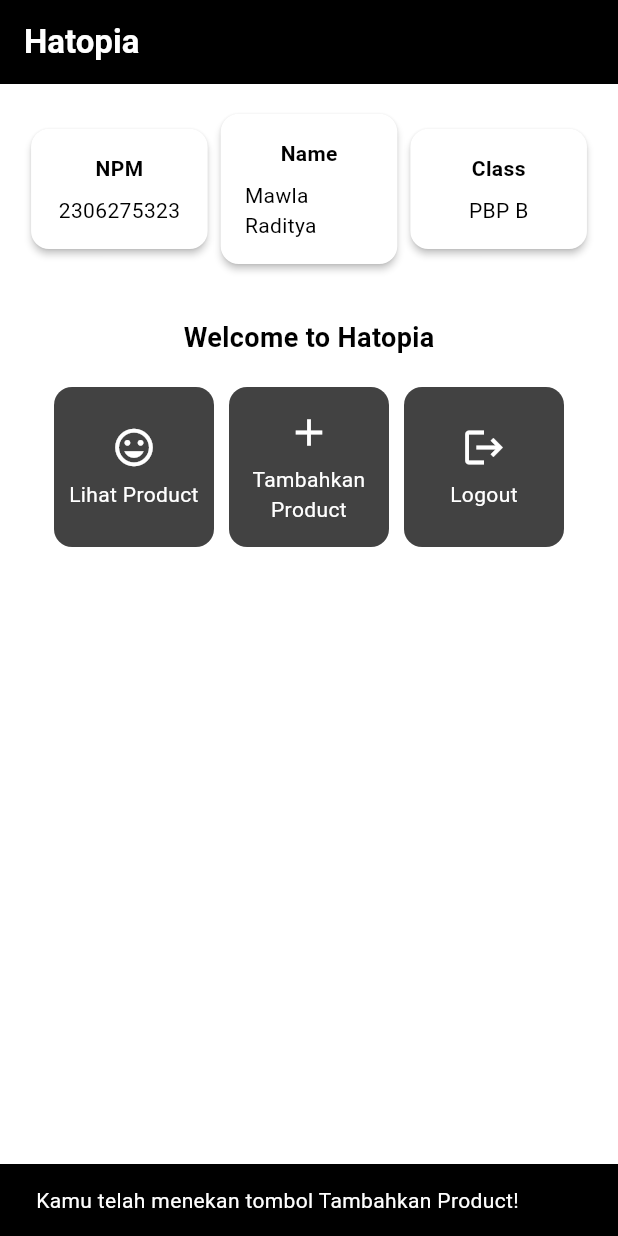
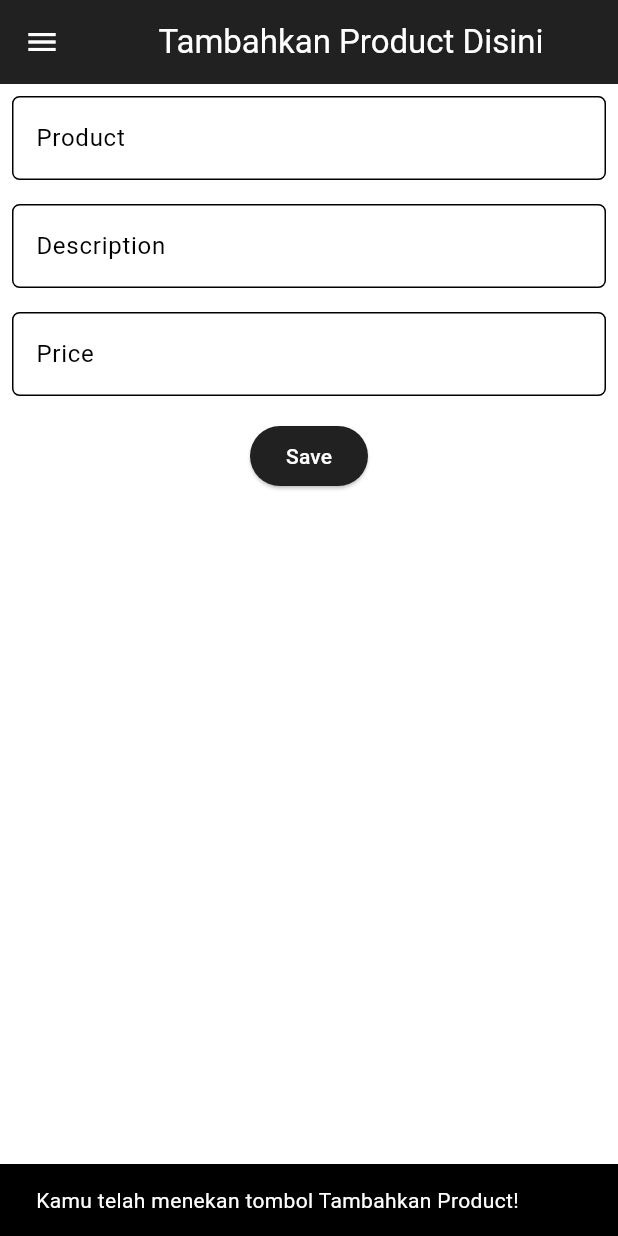
Before and after one commit to mawlaraditya/hatopia-mobile, a Flutter app: the screen it shows after launch, after a tap on "Tambahkan Product", on a phone screen of 412 x 824 dp. Run offline on Flutter 3.47's test engine with Material 3 defaults, Android fonts, the light colour scheme and no system bars.

Commit message:
tugas 8 done

```diff
--- a/hatopia_mobile/lib/main.dart
+++ b/hatopia_mobile/lib/main.dart
@@ -1,5 +1,5 @@
 import 'package:flutter/material.dart';
-import 'package:hatopia_mobile/menu.dart';
+import 'package:hatopia_mobile/screens/menu.dart';
 
 void main() {
   runApp(const MyApp());
@@ -8,33 +8,30 @@
 class MyApp extends StatelessWidget {
   const MyApp({super.key});
 
-  // Definisikan MaterialColor custom untuk warna hitam
-  static const MaterialColor blackSwatch = MaterialColor(
-    0xFF000000,
-    <int, Color>{
-      50: Color(0xFF000000),
-      100: Color(0xFF000000),
-      200: Color(0xFF000000),
-      300: Color(0xFF000000),
-      400: Color(0xFF000000),
-      500: Color(0xFF000000),
-      600: Color(0xFF000000),
-      700: Color(0xFF000000),
-      800: Color(0xFF000000),
-      900: Color(0xFF000000),
-    },
-  );
-
+  // This widget is the root of your application.
   @override
   Widget build(BuildContext context) {
     return MaterialApp(
-      title: 'Flutter Page',
+      title: 'Flutter Demo',
       theme: ThemeData(
+        // This is the theme of your application.
+        //
+        // TRY THIS: Try running your application with "flutter run". You'll see
+        // the application has a purple toolbar. Then, without quitting the app,
+        // try changing the seedColor in the colorScheme below to Colors.green
+        // and then invoke "hot reload" (save your changes or press the "hot
+        // reload" button in a Flutter-supported IDE, or press "r" if you used
+        // the command line to start the app).
+        //
+        // Notice that the counter didn't reset back to zero; the application
+        // state is not lost during the reload. To reset the state, use hot
+        // restart instead.
+        //
+        // This works for code too, not just values: Most code changes can be
+        // tested with just a hot reload.
         colorScheme: ColorScheme.fromSwatch(
-          primarySwatch: blackSwatch,
-        ).copyWith(
-          secondary: Colors.grey.shade800,
-        ),
+          primarySwatch: Colors.grey,
+        ).copyWith(primary: Colors.grey[900], secondary: Colors.grey[400]),
         useMaterial3: true,
       ),
       home: MyHomePage(),
--- a/hatopia_mobile/lib/menu.dart
+++ b/hatopia_mobile/lib/screens/menu.dart
@@ -1,17 +1,12 @@
 import 'package:flutter/material.dart';
+import 'package:hatopia_mobile/screens/moodentry_form.dart';
+import 'package:hatopia_mobile/widgets/left_drawer.dart';
+import 'package:hatopia_mobile/widgets/mood_card.dart';
 
-class MyHomePage extends StatelessWidget  {
-  MyHomePage({super.key});
-
-  final String npm = '2306275323';
-  final String name = 'Mawla Raditya';
-  final String className = 'PBP B';
-
-  final List<ItemHomepage> items = [
-    ItemHomepage("Lihat Product", Icons.mood),
-    ItemHomepage("Tambahkan Product", Icons.add),
-    ItemHomepage("Logout", Icons.logout),
-  ];
+class MyHomePage extends StatelessWidget {
+  final String npm = '2306275323'; // NPM
+  final String name = 'Mawla Raditya Pambudi'; // Nama
+  final String className = 'PBP B'; // Kelas
 
   @override
   Widget build(BuildContext context) {
@@ -19,6 +14,7 @@
     return Scaffold(
       // AppBar adalah bagian atas halaman yang menampilkan judul.
       appBar: AppBar(
+        // Judul aplikasi "Hatopia" dengan teks putih dan tebal.
         title: const Text(
           'Hatopia',
           style: TextStyle(
@@ -27,9 +23,11 @@
           ),
         ),
         // Warna latar belakang AppBar diambil dari skema warna tema aplikasi.
+        iconTheme: const IconThemeData(color: Colors.white),
         backgroundColor: Theme.of(context).colorScheme.primary,
       ),
       // Body halaman dengan padding di sekelilingnya.
+      drawer: const LeftDrawer(),
       body: Padding(
         padding: const EdgeInsets.all(16.0),
         // Menyusun widget secara vertikal dalam sebuah kolom.
@@ -90,12 +88,15 @@
       ),
     );
   }
+
+  MyHomePage({super.key});
 }
+
 class InfoCard extends StatelessWidget {
   // Kartu informasi yang menampilkan title dan content.
 
-  final String title;  // Judul kartu.
-  final String content;  // Isi kartu.
+  final String title; // Judul kartu.
+  final String content; // Isi kartu.
 
   const InfoCard({super.key, required this.title, required this.content});
 
@@ -106,7 +107,8 @@
       elevation: 2.0,
       child: Container(
         // Mengatur ukuran dan jarak di dalam kartu.
-        width: MediaQuery.of(context).size.width / 3.5, // menyesuaikan dengan lebar device yang digunakan.
+        width: MediaQuery.of(context).size.width /
+            3.5, // menyesuaikan dengan lebar device yang digunakan.
         padding: const EdgeInsets.all(16.0),
         // Menyusun title dan content secara vertikal.
         child: Column(
@@ -123,63 +125,3 @@
     );
   }
 }
-class ItemHomepage {
-  final String name;
-  final IconData icon;
-
-  ItemHomepage(this.name, this.icon);
-}
-
-class ItemCard extends StatelessWidget {
-  // Menampilkan kartu dengan ikon dan nama.
-
-  final ItemHomepage item;
-
-  const ItemCard(this.item, {super.key});
-
-  @override
-  Widget build(BuildContext context) {
-    return Material(
-      // Menentukan warna latar belakang dari tema aplikasi.
-      color: Theme.of(context).colorScheme.secondary,
-      // Membuat sudut kartu melengkung.
-      borderRadius: BorderRadius.circular(12),
-
-      child: InkWell(
-        // Aksi ketika kartu ditekan.
-        onTap: () {
-          // Menampilkan pesan SnackBar saat kartu ditekan.
-          ScaffoldMessenger.of(context)
-            ..hideCurrentSnackBar()
-            ..showSnackBar(
-                SnackBar(content: Text("Kamu telah menekan tombol ${item.name}!"))
-            );
-        },
-        // Container untuk menyimpan Icon dan Text
-        child: Container(
-          padding: const EdgeInsets.all(8),
-          child: Center(
-            child: Column(
-              // Menyusun ikon dan teks di tengah kartu.
-              mainAxisAlignment: MainAxisAlignment.center,
-              children: [
-                Icon(
-                  item.icon,
-                  color: Colors.white,
-                  size: 30.0,
-                ),
-                const Padding(padding: EdgeInsets.all(3)),
-                Text(
-                  item.name,
-                  textAlign: TextAlign.center,
-                  style: const TextStyle(color: Colors.white),
-                ),
-              ],
-            ),
-          ),
-        ),
-      ),
-    );
-  }
-
-}
--- /dev/null
+++ b/hatopia_mobile/lib/screens/moodentry_form.dart
@@ -0,0 +1,162 @@
+import 'package:flutter/material.dart';
+import 'package:hatopia_mobile/widgets/left_drawer.dart';
+
+class MoodEntryFormPage extends StatefulWidget {
+  const MoodEntryFormPage({super.key});
+
+  @override
+  State<MoodEntryFormPage> createState() => _MoodEntryFormPageState();
+}
+
+class _MoodEntryFormPageState extends State<MoodEntryFormPage> {
+  final _formKey = GlobalKey<FormState>();
+  String _mood = "";
+  String _feelings = "";
+  int _moodIntensity = 0;
+
+  @override
+  Widget build(BuildContext context) {
+    return Scaffold(
+        appBar: AppBar(
+          title: const Center(
+            child: Text(
+              'Tambahkan Product Disini',
+            ),
+          ),
+          backgroundColor: Theme.of(context).colorScheme.primary,
+          foregroundColor: const Color.fromARGB(255, 255, 255, 255),
+        ),
+        drawer: const LeftDrawer(),
+        body: Form(
+          key: _formKey,
+          child: SingleChildScrollView(
+            child: Column(
+              crossAxisAlignment: CrossAxisAlignment.start,
+              children: [
+                Padding(
+                  padding: const EdgeInsets.all(8.0),
+                  child: TextFormField(
+                    decoration: InputDecoration(
+                      hintText: "Nama Product Anda",
+                      labelText: "Product",
+                      border: OutlineInputBorder(
+                        borderRadius: BorderRadius.circular(5.0),
+                      ),
+                    ),
+                    onChanged: (String? value) {
+                      setState(() {
+                        _mood = value!;
+                      });
+                    },
+                    validator: (String? value) {
+                      if (value == null || value.isEmpty) {
+                        return "Product tidak boleh kosong!";
+                      }
+                      return null;
+                    },
+                  ),
+                ),
+                Padding(
+                  padding: const EdgeInsets.all(8.0),
+                  child: TextFormField(
+                    decoration: InputDecoration(
+                      hintText: "Description Product Anda",
+                      labelText: "Description",
+                      border: OutlineInputBorder(
+                        borderRadius: BorderRadius.circular(5.0),
+                      ),
+                    ),
+                    onChanged: (String? value) {
+                      setState(() {
+                        _feelings = value!;
+                      });
+                    },
+                    validator: (String? value) {
+                      if (value == null || value.isEmpty) {
+                        return "Description tidak boleh kosong!";
+                      }
+                      return null;
+                    },
+                  ),
+                ),
+                Padding(
+                  padding: const EdgeInsets.all(8.0),
+                  child: TextFormField(
+                    decoration: InputDecoration(
+                      hintText: "Harga Product Anda",
+                      labelText: "Price",
+                      border: OutlineInputBorder(
+                        borderRadius: BorderRadius.circular(5.0),
+                      ),
+                    ),
+                    onChanged: (String? value) {
+                      setState(() {
+                        _moodIntensity = int.tryParse(value!) ?? 0;
+                      });
+                    },
+                    validator: (String? value) {
+                      if (value == null || value.isEmpty) {
+                        return "Price tidak boleh kosong!";
+                      }
+                      if (int.tryParse(value) == null) {
+                        return "Price harus berupa angka!";
+                      }
+                      return null;
+                    },
+                  ),
+                ),
+                Align(
+                  alignment: Alignment.bottomCenter,
+                  child: Padding(
+                    padding: const EdgeInsets.all(8.0),
+                    child: ElevatedButton(
+                      style: ButtonStyle(
+                        backgroundColor: WidgetStateProperty.all(
+                            Theme.of(context).colorScheme.primary),
+                      ),
+                      onPressed: () {
+                        if (_formKey.currentState!.validate()) {
+                          showDialog(
+                            context: context,
+                            builder: (context) {
+                              return AlertDialog(
+                                title: const Text('Product berhasil tersimpan'),
+                                content: SingleChildScrollView(
+                                  child: Column(
+                                    crossAxisAlignment:
+                                        CrossAxisAlignment.start,
+                                    children: [
+                                      Text('Product: $_mood'),
+                                      Text('Description: $_feelings'),
+                                      Text('Price: $_moodIntensity')
+                                      // TODO: Munculkan value-value lainnya
+                                    ],
+                                  ),
+                                ),
+                                actions: [
+                                  TextButton(
+                                    child: const Text('OK'),
+                                    onPressed: () {
+                                      Navigator.pop(context);
+                                      _formKey.currentState!.reset();
+                                    },
+                                  ),
+                                ],
+                              );
+                            },
+                          );
+                        }
+                      },
+                      child: const Text(
+                        "Save",
+                        style: TextStyle(color: Colors.white),
+                      ),
+                    ),
+                  ),
+                ),
+              ],
+            ),
+          ),
+        ));
+  }
+}
--- /dev/null
+++ b/hatopia_mobile/lib/widgets/left_drawer.dart
@@ -0,0 +1,69 @@
+import 'package:flutter/material.dart';
+import 'package:hatopia_mobile/screens/menu.dart';
+import 'package:hatopia_mobile/screens/moodentry_form.dart';
+
+class LeftDrawer extends StatelessWidget {
+  const LeftDrawer({super.key});
+
+  @override
+  Widget build(BuildContext context) {
+    return Drawer(
+      child: ListView(
+        children: [
+          DrawerHeader(
+            decoration: BoxDecoration(
+              color: Theme.of(context).colorScheme.primary,
+            ),
+            child: const Column(
+              children: [
+                Text(
+                  'Hatopia',
+                  textAlign: TextAlign.center,
+                  style: TextStyle(
+                    fontSize: 24,
+                    fontWeight: FontWeight.bold,
+                    color: Colors.white,
+                  ),
+                ),
+                Padding(padding: EdgeInsets.all(8)),
+                Text(
+                  "Brings hat everyday",
+                  textAlign: TextAlign.center,
+                  style: TextStyle(
+                    fontSize: 14,
+                    fontWeight: FontWeight.bold,
+                    color: Colors.white,
+                  ),
+                ),
+              ],
+            ),
+          ),
+          ListTile(
+            leading: const Icon(Icons.home_outlined),
+            title: const Text('Halaman Utama'),
+            // Bagian redirection ke MyHomePage
+            onTap: () {
+              Navigator.pushReplacement(
+                  context,
+                  MaterialPageRoute(
+                    builder: (context) => MyHomePage(),
+                  ));
+            },
+          ),
+          ListTile(
+            leading: const Icon(Icons.mood),
+            title: const Text('Tambahkan Product'),
+            // Bagian redirection ke MoodEntryFormPage
+            onTap: () {
+              Navigator.push(
+                  context,
+                  MaterialPageRoute(
+                    builder: (context) => MoodEntryFormPage(),
+                  ));
+            },
+          ),
+        ],
+      ),
+    );
+  }
+}
--- /dev/null
+++ b/hatopia_mobile/lib/widgets/mood_card.dart
@@ -0,0 +1,78 @@
+import 'package:flutter/material.dart';
+import 'package:hatopia_mobile/screens/moodentry_form.dart';
+
+final List<ItemHomepage> items = [
+  ItemHomepage("Lihat Product", Icons.mood, Colors.grey[400]!),
+  ItemHomepage("Tambahkan Product", Icons.add, Colors.grey[500]!),
+  ItemHomepage("Logout", Icons.logout, Colors.grey[600]!),
+];
+
+class ItemHomepage {
+  final String name;
+  final IconData icon;
+  final Color? color;
+
+  ItemHomepage(this.name, this.icon, this.color);
+}
+
+class ItemCard extends StatelessWidget {
+  // Menampilkan kartu dengan ikon dan nama.
+
+  final ItemHomepage item;
+
+  const ItemCard(this.item, {super.key});
+
+  @override
+  Widget build(BuildContext context) {
+    return Material(
+      // Menentukan warna latar belakang dari tema aplikasi.
+      color: item.color,
+      // Membuat sudut kartu melengkung.
+      borderRadius: BorderRadius.circular(12),
+
+      child: InkWell(
+        // Aksi ketika kartu ditekan.
+        onTap: () {
+          // Menampilkan pesan SnackBar saat kartu ditekan.
+          ScaffoldMessenger.of(context)
+            ..hideCurrentSnackBar()
+            ..showSnackBar(SnackBar(
+                content: Text("Kamu telah menekan tombol ${item.name}!")));
+
+          // Navigate ke route yang sesuai (tergantung jenis tombol)
+          if (item.name == "Tambahkan Product") {
+            Navigator.push(
+              context,
+              MaterialPageRoute(
+                  builder: (context) => const MoodEntryFormPage()),
+            );
+          }
+        },
+
+        // Container untuk menyimpan Icon dan Text
+        child: Container(
+          padding: const EdgeInsets.all(8),
+          child: Center(
+            child: Column(
+              // Menyusun ikon dan teks di tengah kartu.
+              mainAxisAlignment: MainAxisAlignment.center,
+              children: [
+                Icon(
+                  item.icon,
+                  color: Colors.white,
+                  size: 30.0,
+                ),
+                const Padding(padding: EdgeInsets.all(3)),
+                Text(
+                  item.name,
+                  textAlign: TextAlign.center,
+                  style: const TextStyle(color: Colors.white),
+                ),
+              ],
+            ),
+          ),
+        ),
+      ),
+    );
+  }
+}
```
Also changed, not shown: hatopia_mobile/form_sample/analysis_options.yaml (added, +28 -0 lines), hatopia_mobile/form_sample/lib/main.dart (added, +66 -0 lines), hatopia_mobile/form_sample/pubspec.yaml (added, +90 -0 lines), hatopia_mobile/form_sample/pubspec.lock (added), 124 other files.
